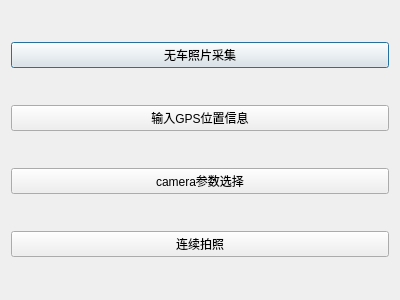
The window that UiAccuracyTest/AccuracyTestDialog.ui (chenxinjingjing/UI) describes before a commit, drawn with Qt 5.
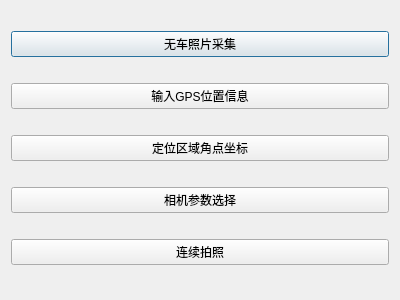
The same window after the commit.

Commit message: camera_params

The edit to the form file:
```diff
--- a/UiAccuracyTest/AccuracyTestDialog.ui
+++ b/UiAccuracyTest/AccuracyTestDialog.ui
@@ -31,17 +31,24 @@
    <item row="2" column="0">
     <widget class="QPushButton" name="camera_param">
      <property name="text">
-      <string>camera参数选择</string>
+      <string>定位区域角点坐标</string>
      </property>
     </widget>
    </item>
-   <item row="3" column="0">
+   <item row="4" column="0">
     <widget class="QPushButton" name="continuous_shooting">
      <property name="text">
       <string>连续拍照</string>
      </property>
     </widget>
    </item>
+   <item row="3" column="0">
+    <widget class="QPushButton" name="pushButton_button">
+     <property name="text">
+      <string>相机参数选择</string>
+     </property>
+    </widget>
+   </item>
   </layout>
  </widget>
  <layoutdefault spacing="6" margin="11"/>
```
Left out of the diff: 2 changed lines with no effect on the pictures. The commit also changes 24 other files.
